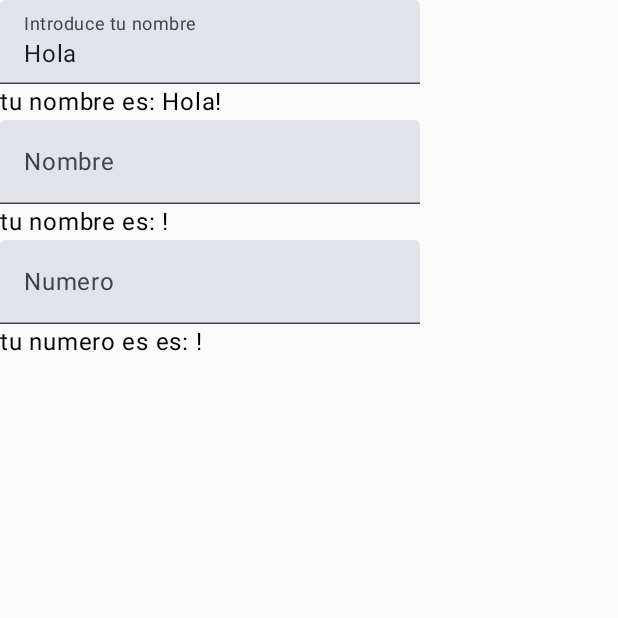
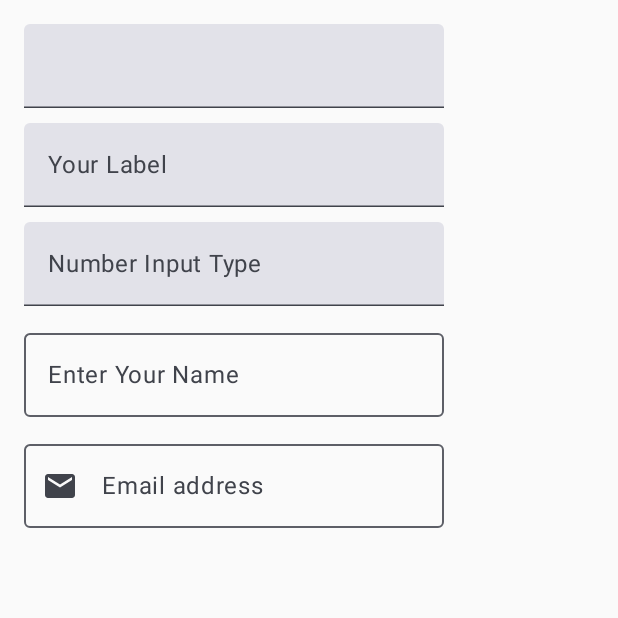
Before and after one commit to GaelCG/miprimerapp2025, an Android app built with Jetpack Compose: the screen it shows after launch (MainActivity), on a phone screen of 412 x 824 dp, the top half of it. Run offline under Robolectric (Android 15) with nearby library versions, the phone set to English and light mode, and no system bars.

Commit message:
CLASE FORMULARIO DE AGREGADO DE ICONOS

```diff
--- a/src/main/java/com/example/miprimerapp2025/MainActivity.kt
+++ b/src/main/java/com/example/miprimerapp2025/MainActivity.kt
@@ -5,10 +5,16 @@ import androidx.activity.ComponentActivity
 import androidx.activity.compose.setContent
 import androidx.activity.enableEdgeToEdge
 import androidx.compose.foundation.layout.Column
+import androidx.compose.foundation.layout.Spacer
 import androidx.compose.foundation.layout.fillMaxSize
+import androidx.compose.foundation.layout.height
 import androidx.compose.foundation.layout.padding
 import androidx.compose.foundation.text.KeyboardOptions
+import androidx.compose.material.icons.Icons
+import androidx.compose.material.icons.filled.Email
 import androidx.compose.material3.Button
+import androidx.compose.material3.Icon
+import androidx.compose.material3.OutlinedTextField
 import androidx.compose.material3.Scaffold
 import androidx.compose.material3.Text
 import androidx.compose.material3.TextField
@@ -19,72 +25,94 @@ import androidx.compose.runtime.remember
 import androidx.compose.runtime.setValue
 import androidx.compose.ui.Modifier
 import androidx.compose.ui.text.input.KeyboardType
+import androidx.compose.ui.text.input.TextFieldValue
 import androidx.compose.ui.tooling.preview.Preview
+import androidx.compose.ui.unit.dp
 import com.example.miprimerapp2025.ui.theme.MiPrimerApp2025Theme
+
 
 class MainActivity : ComponentActivity() {
     override fun onCreate(savedInstanceState: Bundle?) {
         super.onCreate(savedInstanceState)
-
         setContent {
             MiPrimerApp2025Theme {
-
-                    Greeting()
-                }
+                PreviewTextFieldExamples()
             }
         }
     }
+}
 
+@Composable
+fun TextFieldExamples() {
+    Column(modifier = Modifier.padding(16.dp)) {
+        SimpleTextField()
+        Spacer(modifier = Modifier.height(10.dp))
+        LabelAndPlaceHolder()
+        Spacer(modifier = Modifier.height(10.dp))
+        TextFieldWithInputType()
+        Spacer(modifier = Modifier.height(10.dp))
+        OutLineTextFieldSample()
+        Spacer(modifier = Modifier.height(10.dp))
+        TextFieldWithIcons()
+    }
+}
+
+@Composable
+fun SimpleTextField() {
+    var texto by remember { mutableStateOf(TextFieldValue("")) }
+    TextField(
+        value = texto,
+        onValueChange = { nuevoTexto -> texto = nuevoTexto }
+    )
+}
+
+@Composable
+fun LabelAndPlaceHolder() {
+    var text by remember { mutableStateOf(TextFieldValue("")) }
+    TextField(
+        value = text,
+        onValueChange = { text = it },
+        label = { Text(text = "Your Label") },
+        placeholder = { Text(text = "Your Placeholder/Hint") },
+    )
+}
+
+@Composable
+fun TextFieldWithInputType() {
+    var text by remember { mutableStateOf(TextFieldValue("")) }
+    TextField(
+        value = text,
+        onValueChange = { text = it },
+        label = { Text(text = "Number Input Type") },
+        keyboardOptions = KeyboardOptions(keyboardType = KeyboardType.Number)
+    )
+}
+
+@Composable
+fun OutLineTextFieldSample() {
+    var text by remember { mutableStateOf(TextFieldValue("")) }
+    OutlinedTextField(
+        value = text,
+        onValueChange = { text = it },
+        label = { Text(text = "Enter Your Name") }
+    )
+}
+
+@Composable
+fun TextFieldWithIcons() {
+    var text by remember { mutableStateOf(TextFieldValue("")) }
+    OutlinedTextField(
+        value = text,
+        onValueChange = { text = it },
+        label = { Text(text = "Email address") },
+        placeholder = { Text(text = "Enter your e-mail") },
+        leadingIcon = { Icon(imageVector = Icons.Default.Email, contentDescription = "emailIcon") }
+    )
+}
 
 @Preview(showBackground = true)
 @Composable
-fun Greeting() {
-    Column {
-        textFieldSencillo()
-        textFieldHolder()
-        textFieldKeyboard()
-    }
+fun PreviewTextFieldExamples() {
+    TextFieldExamples()
+
 }
-
-
-@Composable
-fun textFieldSencillo() {
-    var text by remember { mutableStateOf("Hola") }
-    TextField(
-        value = text,
-        onValueChange = { newText ->
-            text = newText
-        },
-        label = { Text("Introduce tu nombre") }
-    )
-    Text(text = "tu nombre es: $text!")
-}
-@Composable
-fun textFieldHolder() {
-    var text by remember { mutableStateOf("") }
-    TextField(
-        value = text,
-        onValueChange = { newText ->
-            text = newText
-        },
-        label = { Text("Nombre") },
-        placeholder = { Text("Introduce tu Nombre") }
-
-    )
-    Text(text = "tu nombre es: $text!")
-}
-@Composable
-fun textFieldKeyboard() {
-    var text by remember { mutableStateOf("") }
-    TextField(
-        text, { newText ->
-            text = newText
-        },
-        label = { Text("Numero") },
-        keyboardOptions = KeyboardOptions.Default.copy(keyboardType = KeyboardType.Number)
-
-
-
-    )
-    Text(text = "tu numero es es: $text!")
-}
```
